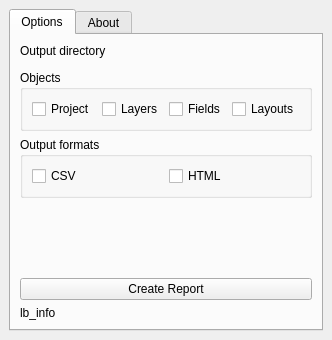
Qt form project_report/project_report_dockwidget_base.ui (sigdeletras/project-reports-qgis-plugin) before a commit.
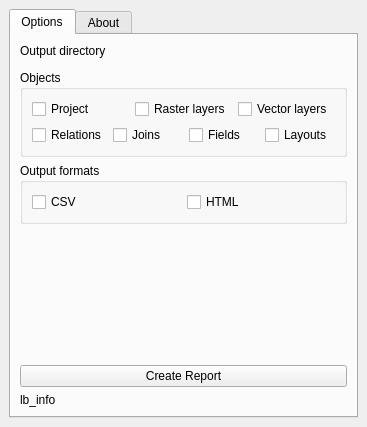
The same form after that commit. Custom widgets are drawn as their Qt base class.

Commit message: 1.2 release: Added layer metadata abstract. Link to out_folder in message. Added CRS Description. Splitted  fields table's html by layers. Joins' information implemented

```diff
--- a/project_report/project_report_dockwidget_base.ui
+++ b/project_report/project_report_dockwidget_base.ui
@@ -6,8 +6,8 @@
    <rect>
     <x>0</x>
     <y>0</y>
-    <width>305</width>
-    <height>340</height>
+    <width>367</width>
+    <height>427</height>
    </rect>
   </property>
   <property name="windowTitle">
@@ -50,7 +50,9 @@
             <property name="title">
              <string>Objects</string>
             </property>
-            <layout class="QHBoxLayout" name="horizontalLayout_3">
+            <layout class="QGridLayout" name="gridLayout_2">
+             <item row="0" column="0">
+              <layout class="QHBoxLayout" name="horizontalLayout">
              <item>
               <widget class="QCheckBox" name="check_project">
                <property name="text">
@@ -59,9 +61,34 @@
               </widget>
              </item>
              <item>
-              <widget class="QCheckBox" name="check_layers">
+                <widget class="QCheckBox" name="check_raster_layers">
                <property name="text">
-                <string>Layers</string>
+                  <string>Raster layers</string>
+                 </property>
+                </widget>
+               </item>
+               <item>
+                <widget class="QCheckBox" name="check_vector_layers">
+                 <property name="text">
+                  <string>Vector layers</string>
+                 </property>
+                </widget>
+               </item>
+              </layout>
+             </item>
+             <item row="1" column="0">
+              <layout class="QHBoxLayout" name="horizontalLayout_3">
+               <item>
+                <widget class="QCheckBox" name="check_relations">
+                 <property name="text">
+                  <string>Relations</string>
+                 </property>
+                </widget>
+               </item>
+               <item>
+                <widget class="QCheckBox" name="check_joins">
+                 <property name="text">
+                  <string>Joins</string>
                </property>
               </widget>
              </item>
@@ -78,6 +105,8 @@
                 <string>Layouts</string>
                </property>
               </widget>
+               </item>
+              </layout>
              </item>
             </layout>
            </widget>
```
Lines whose indentation alone changed are shown as unchanged. The commit also changes 5 other files.
